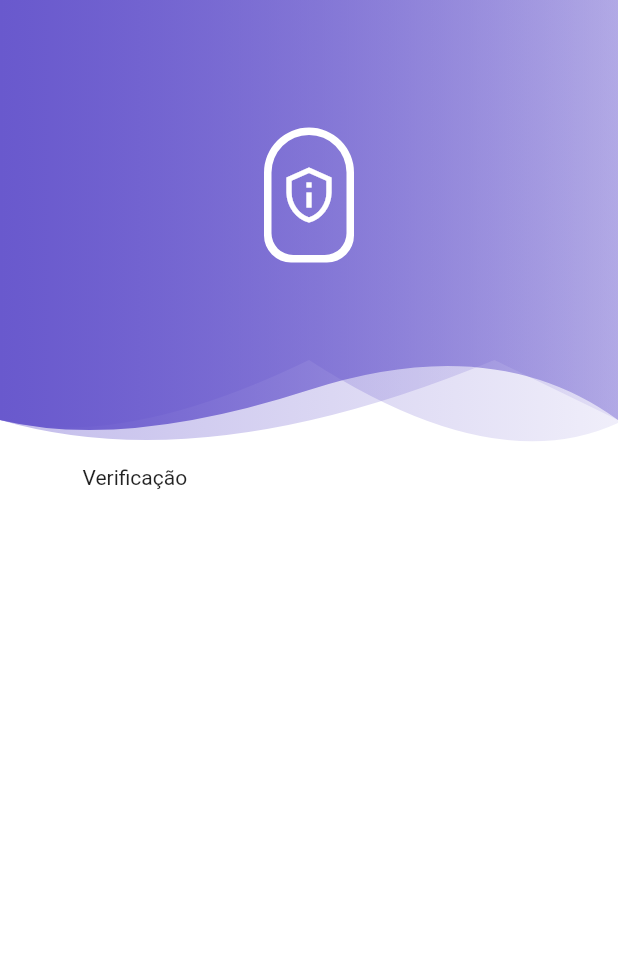
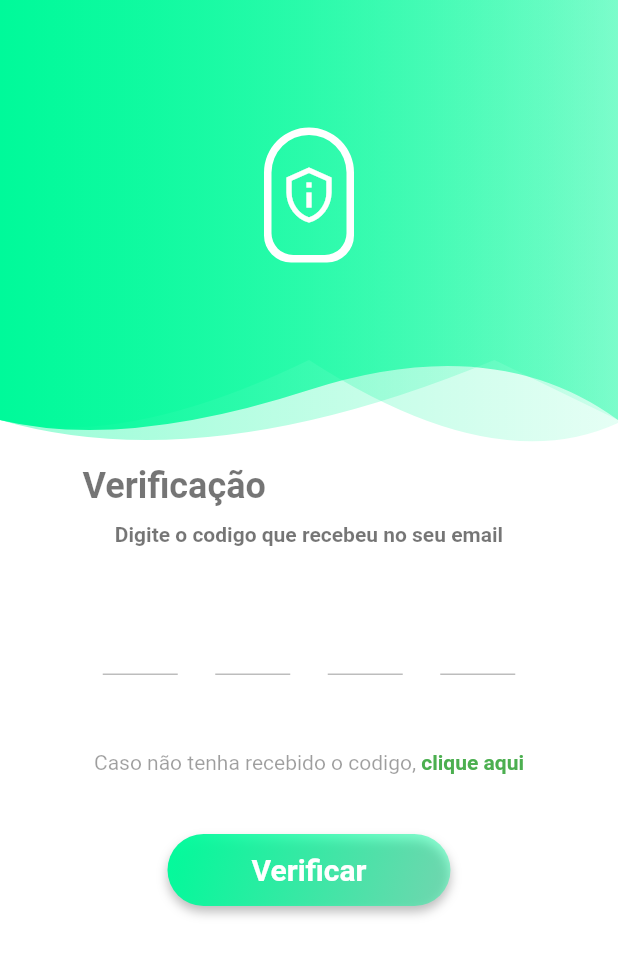
Before and after one commit to GabrielSiqueiraGama/Login-Flutter, a Flutter app: the CodigoEsqueciSenha screen opened directly, on a phone screen of 412 x 824 dp. Shown: the top 956 px of the screen. Run offline on Flutter 3.47's test engine with Material 2 defaults, Android fonts, the phone set to English and light mode, and no system bars; drawn by our look-alikes of otp_text_field; our stand-ins replace hexcolor.

Commit message:
adicionando pagina que confere codigo

```diff
--- a/lib/main.dart
+++ b/lib/main.dart
@@ -8,7 +8,7 @@ void main() {
 
 // ignore: must_be_immutable
 class MyApp extends StatelessWidget {
-  final Color _primaryColor = HexColor('#6959CD');
+  final Color _primaryColor = HexColor('#00FA9A');
 
   MyApp({Key? key}) : super(key: key);
 
--- a/lib/pages/Codigo_esqueci_senha.dart
+++ b/lib/pages/Codigo_esqueci_senha.dart
@@ -1,5 +1,11 @@
+import 'package:flutter/gestures.dart';
 import 'package:flutter/material.dart';
-import 'package:perfil_user/pages/widgets/header_widget.dart';
+import 'package:otp_text_field/otp_field.dart';
+import 'package:otp_text_field/style.dart';
+import 'package:perfil_user/common/theme_helper.dart';
+import 'package:perfil_user/pages/pagina_perfil.dart';
+
+import 'widgets/header_widget.dart';
 
 class CodigoEsqueciSenha extends StatefulWidget {
   const CodigoEsqueciSenha({super.key});
@@ -9,6 +15,9 @@ class CodigoEsqueciSenha extends StatefulWidget {
 }
 
 class _CodigoEsqueciSenhaState extends State<CodigoEsqueciSenha> {
+  final _formKey = GlobalKey<FormState>();
+  bool _pinSuccess = false;
+
   @override
   Widget build(BuildContext context) {
     return Scaffold(
@@ -17,12 +26,11 @@ class _CodigoEsqueciSenhaState extends State<CodigoEsqueciSenha> {
         child: Column(children: [
           Column(
             children: [
-            Container(
+              const SizedBox(
                 height: 300,
-              child: const HeaderWidget(300, true, Icons.privacy_tip_outlined),
+                child: HeaderWidget(300, true, Icons.privacy_tip_outlined),
               ),
               SafeArea(
-                child: Container(
                 child: Container(
                   margin: const EdgeInsets.fromLTRB(25, 10, 25, 10),
                   padding: const EdgeInsets.fromLTRB(10, 0, 10, 10),
@@ -34,15 +42,113 @@ class _CodigoEsqueciSenhaState extends State<CodigoEsqueciSenha> {
                         child: Column(
                           mainAxisAlignment: MainAxisAlignment.start,
                           crossAxisAlignment: CrossAxisAlignment.start,
-                      children: [Text("Verificação")],
+                          children: const [
+                            Text(
+                              "Verificação",
+                              style: TextStyle(
+                                  fontSize: 24,
+                                  fontWeight: FontWeight.bold,
+                                  color: Colors.black54),
+                            ),
+                          ],
+                        ),
+                      ),
+                      const SizedBox(height: 10),
+                      const Text(
+                        "Digite o codigo que recebeu no seu email",
+                        style: TextStyle(
+                          fontWeight: FontWeight.bold,
+                          color: Colors.black54,
+                        ),
+                      ),
+                    ],
+                  ),
+                ),
+              ),
+              const SizedBox(height: 15),
+              Form(
+                key: _formKey,
+                child: Column(
+                  children: <Widget>[
+                    OTPTextField(
+                      length: 4,
+                      width: 300,
+                      fieldWidth: 50,
+                      style: const TextStyle(fontSize: 30),
+                      textFieldAlignment: MainAxisAlignment.spaceAround,
+                      fieldStyle: FieldStyle.underline,
+                      onCompleted: (pin) {
+                        setState(() {
+                          _pinSuccess = true;
+                        });
+                      },
+                    ),
+                    const SizedBox(height: 50.0),
+                    Text.rich(
+                      TextSpan(
+                        children: [
+                          const TextSpan(
+                            text: "Caso não tenha recebido o codigo, ",
+                            style: TextStyle(
+                              color: Colors.black38,
+                            ),
+                          ),
+                          TextSpan(
+                            text: 'clique aqui',
+                            recognizer: TapGestureRecognizer()
+                              ..onTap = () {
+                                showDialog(
+                                  context: context,
+                                  builder: (BuildContext context) {
+                                    return ThemeHelper().alartDialog(
+                                        "Codigo reenviado.",
+                                        "Confira novamente.",
+                                        context);
+                                  },
+                                );
+                              },
+                            style: const TextStyle(
+                                fontWeight: FontWeight.bold,
+                                color: Colors.green),
+                          ),
+                        ],
+                      ),
+                    ),
+                    const SizedBox(height: 40.0),
+                    Container(
+                      decoration: _pinSuccess
+                          ? ThemeHelper().botaoBoxDecoration(context)
+                          : ThemeHelper().botaoBoxDecoration(
+                              context, "#AAAAAA", "#757575"),
+                      child: ElevatedButton(
+                          style: ThemeHelper().buttonStyle(),
+                          onPressed: _pinSuccess
+                              ? () {
+                                  Navigator.of(context).pushAndRemoveUntil(
+                                      MaterialPageRoute(
+                                          builder: (context) => PaginaPerfil()),
+                                      (Route<dynamic> route) => false);
+                                }
+                              : null,
+                          child: const Padding(
+                            padding: EdgeInsets.fromLTRB(40, 10, 40, 10),
+                            child: Text(
+                              "Verificar",
+                              style: TextStyle(
+                                fontSize: 20,
+                                fontWeight: FontWeight.bold,
+                                color: Colors.white,
+                              ),
+                            ),
+                          )),
+                    )
+                  ],
                 ),
               )
             ],
           ),
-            )))
-          ],
-        )
-      ])),
+        ]),
+      ),
     );
   }
 }
--- a/pubspec.yaml
+++ b/pubspec.yaml
@@ -34,6 +34,7 @@ dependencies:
   # Use with the CupertinoIcons class for iOS style icons.
   cupertino_icons: ^1.0.2
   hexcolor: ^2.0.7
+  otp_text_field: ^1.1.3
 dev_dependencies:
   flutter_test:
     sdk: flutter
```
Also changed, not shown: lib/common/theme_helper.dart (+20 -0 lines), lib/pages/esqueci_senha.dart (+3 -7 lines), pubspec.lock. Lines whose indentation alone changed are shown as unchanged.
